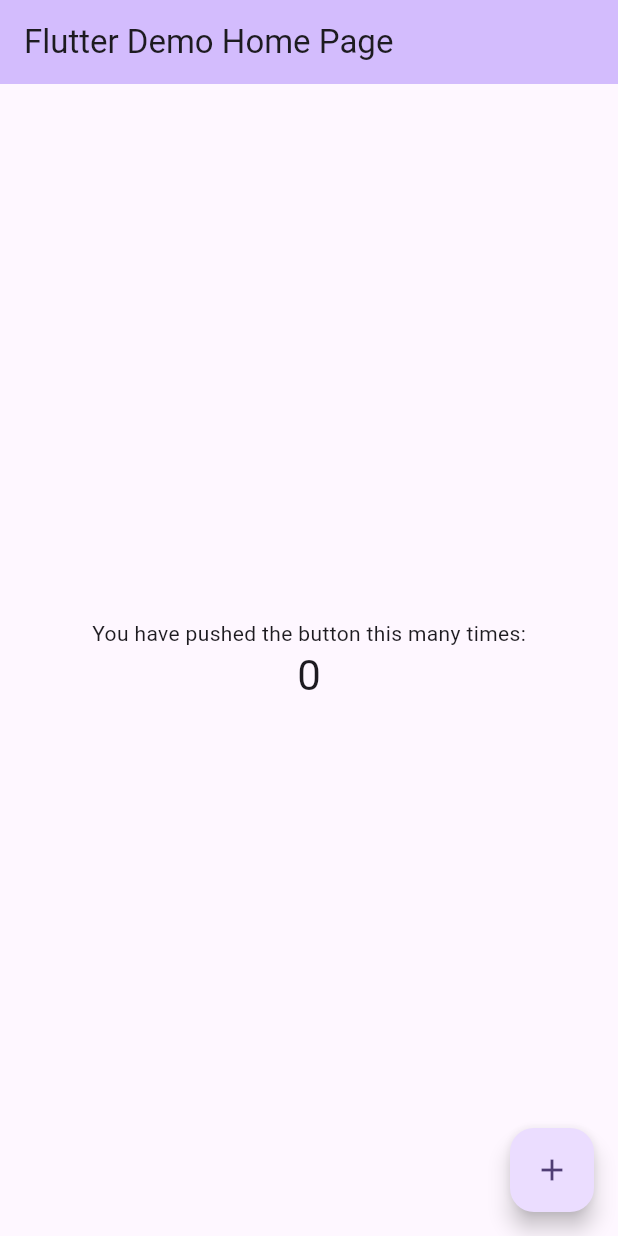
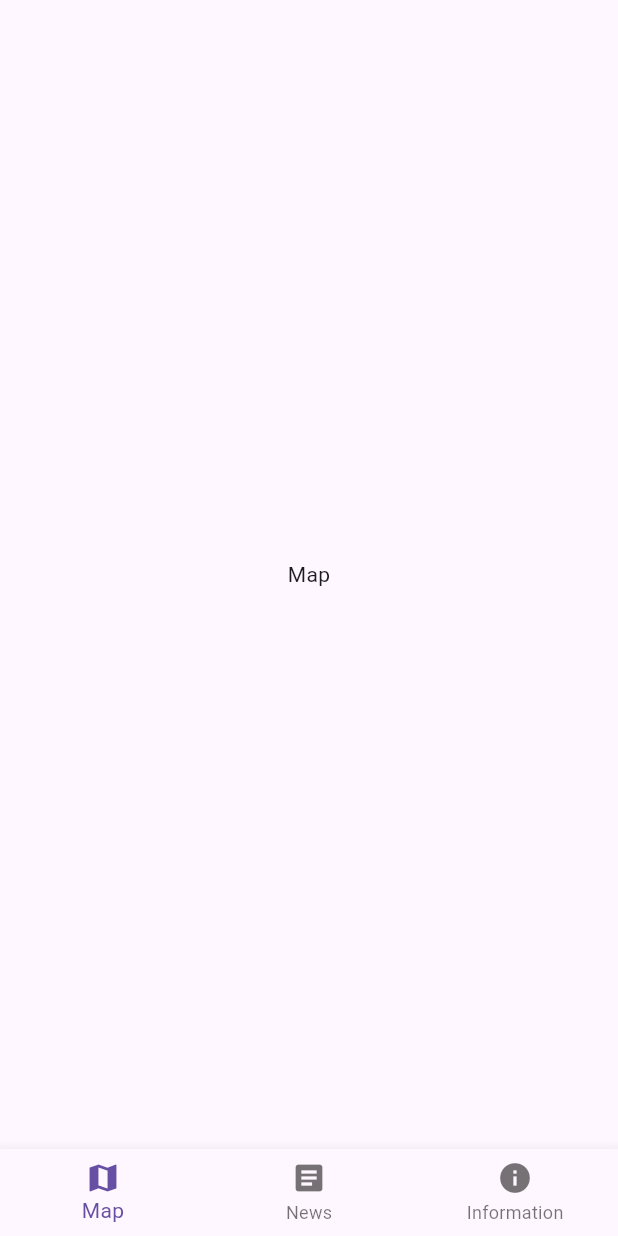
Before and after one commit to zawataku/KIT_Map, a Flutter app: the screen it shows after launch, on a phone screen of 412 x 824 dp. Run offline on Flutter 3.47's test engine with Material 3 defaults, Android fonts, the light colour scheme and no system bars.

Commit message:
add:基本ウィジェット

```diff
--- /dev/null
+++ b/lib/bottom_navigation/bottom_navigation.dart
@@ -0,0 +1,34 @@
+import 'package:flutter/material.dart';
+
+class BottomNavigationBarWidget extends StatelessWidget {
+  final int selectedIndex;
+  final Function(int) onItemTapped;
+
+  const BottomNavigationBarWidget({
+    Key? key,
+    required this.selectedIndex,
+    required this.onItemTapped,
+  }) : super(key: key);
+
+  @override
+  Widget build(BuildContext context) {
+    return BottomNavigationBar(
+      currentIndex: selectedIndex,
+      onTap: onItemTapped,
+      items: const [
+        BottomNavigationBarItem(
+          icon: Icon(Icons.map),
+          label: 'Map',
+        ),
+        BottomNavigationBarItem(
+          icon: Icon(Icons.article),
+          label: 'News',
+        ),
+        BottomNavigationBarItem(
+          icon: Icon(Icons.info),
+          label: 'Information',
+        ),
+      ],
+    );
+  }
+}
--- /dev/null
+++ b/lib/information/information_screen.dart
@@ -0,0 +1,12 @@
+import 'package:flutter/material.dart';
+
+class InformationScreen extends StatelessWidget {
+  const InformationScreen({Key? key}) : super(key: key);
+
+  @override
+  Widget build(BuildContext context) {
+    return const Center(
+      child: Text('Information'),
+    );
+  }
+}
--- a/lib/main.dart
+++ b/lib/main.dart
@@ -1,125 +1,56 @@
 import 'package:flutter/material.dart';
+import 'map/map_screen.dart';
+import 'news/news_screen.dart';
+import 'information/information_screen.dart';
+import 'bottom_navigation/bottom_navigation.dart';
 
 void main() {
   runApp(const MyApp());
 }
 
 class MyApp extends StatelessWidget {
-  const MyApp({super.key});
+  const MyApp({Key? key}) : super(key: key);
 
-  // This widget is the root of your application.
   @override
   Widget build(BuildContext context) {
     return MaterialApp(
-      title: 'Flutter Demo',
-      theme: ThemeData(
-        // This is the theme of your application.
-        //
-        // TRY THIS: Try running your application with "flutter run". You'll see
-        // the application has a purple toolbar. Then, without quitting the app,
-        // try changing the seedColor in the colorScheme below to Colors.green
-        // and then invoke "hot reload" (save your changes or press the "hot
-        // reload" button in a Flutter-supported IDE, or press "r" if you used
-        // the command line to start the app).
-        //
-        // Notice that the counter didn't reset back to zero; the application
-        // state is not lost during the reload. To reset the state, use hot
-        // restart instead.
-        //
-        // This works for code too, not just values: Most code changes can be
-        // tested with just a hot reload.
-        colorScheme: ColorScheme.fromSeed(seedColor: Colors.deepPurple),
-        useMaterial3: true,
-      ),
-      home: const MyHomePage(title: 'Flutter Demo Home Page'),
+      title: 'KIT_Map_and_News',
+      theme: ThemeData(useMaterial3: true),
+      home: const HomeScreen(),
     );
   }
 }
 
-class MyHomePage extends StatefulWidget {
-  const MyHomePage({super.key, required this.title});
-
-  // This widget is the home page of your application. It is stateful, meaning
-  // that it has a State object (defined below) that contains fields that affect
-  // how it looks.
-
-  // This class is the configuration for the state. It holds the values (in this
-  // case the title) provided by the parent (in this case the App widget) and
-  // used by the build method of the State. Fields in a Widget subclass are
-  // always marked "final".
-
-  final String title;
+class HomeScreen extends StatefulWidget {
+  const HomeScreen({Key? key}) : super(key: key);
 
   @override
-  State<MyHomePage> createState() => _MyHomePageState();
+  _HomeScreenState createState() => _HomeScreenState();
 }
 
-class _MyHomePageState extends State<MyHomePage> {
-  int _counter = 0;
+class _HomeScreenState extends State<HomeScreen> {
+  int _selectedIndex = 0;
 
-  void _incrementCounter() {
+  final List<Widget> _screens = [
+    const MapScreen(),
+    const NewsScreen(),
+    const InformationScreen(),
+  ];
+
+  void _onItemTapped(int index) {
     setState(() {
-      // This call to setState tells the Flutter framework that something has
-      // changed in this State, which causes it to rerun the build method below
-      // so that the display can reflect the updated values. If we changed
-      // _counter without calling setState(), then the build method would not be
-      // called again, and so nothing would appear to happen.
-      _counter++;
+      _selectedIndex = index;
     });
   }
 
   @override
   Widget build(BuildContext context) {
-    // This method is rerun every time setState is called, for instance as done
-    // by the _incrementCounter method above.
-    //
-    // The Flutter framework has been optimized to make rerunning build methods
-    // fast, so that you can just rebuild anything that needs updating rather
-    // than having to individually change instances of widgets.
     return Scaffold(
-      appBar: AppBar(
-        // TRY THIS: Try changing the color here to a specific color (to
-        // Colors.amber, perhaps?) and trigger a hot reload to see the AppBar
-        // change color while the other colors stay the same.
-        backgroundColor: Theme.of(context).colorScheme.inversePrimary,
-        // Here we take the value from the MyHomePage object that was created by
-        // the App.build method, and use it to set our appbar title.
-        title: Text(widget.title),
+      body: Center(child: _screens[_selectedIndex]),
+      bottomNavigationBar: BottomNavigationBarWidget(
+        selectedIndex: _selectedIndex,
+        onItemTapped: _onItemTapped,
       ),
-      body: Center(
-        // Center is a layout widget. It takes a single child and positions it
-        // in the middle of the parent.
-        child: Column(
-          // Column is also a layout widget. It takes a list of children and
-          // arranges them vertically. By default, it sizes itself to fit its
-          // children horizontally, and tries to be as tall as its parent.
-          //
-          // Column has various properties to control how it sizes itself and
-          // how it positions its children. Here we use mainAxisAlignment to
-          // center the children vertically; the main axis here is the vertical
-          // axis because Columns are vertical (the cross axis would be
-          // horizontal).
-          //
-          // TRY THIS: Invoke "debug painting" (choose the "Toggle Debug Paint"
-          // action in the IDE, or press "p" in the console), to see the
-          // wireframe for each widget.
-          mainAxisAlignment: MainAxisAlignment.center,
-          children: <Widget>[
-            const Text(
-              'You have pushed the button this many times:',
-            ),
-            Text(
-              '$_counter',
-              style: Theme.of(context).textTheme.headlineMedium,
-            ),
-          ],
-        ),
-      ),
-      floatingActionButton: FloatingActionButton(
-        onPressed: _incrementCounter,
-        tooltip: 'Increment',
-        child: const Icon(Icons.add),
-      ), // This trailing comma makes auto-formatting nicer for build methods.
     );
   }
 }
--- /dev/null
+++ b/lib/map/map_screen.dart
@@ -0,0 +1,12 @@
+import 'package:flutter/material.dart';
+
+class MapScreen extends StatelessWidget {
+  const MapScreen({Key? key}) : super(key: key);
+
+  @override
+  Widget build(BuildContext context) {
+    return const Center(
+      child: Text('Map'),
+    );
+  }
+}
--- /dev/null
+++ b/lib/news/news_screen.dart
@@ -0,0 +1,12 @@
+import 'package:flutter/material.dart';
+
+class NewsScreen extends StatelessWidget {
+  const NewsScreen({Key? key}) : super(key: key);
+
+  @override
+  Widget build(BuildContext context) {
+    return const Center(
+      child: Text('News'),
+    );
+  }
+}
```
Also changed, not shown: lib/header/header.dart (added).
